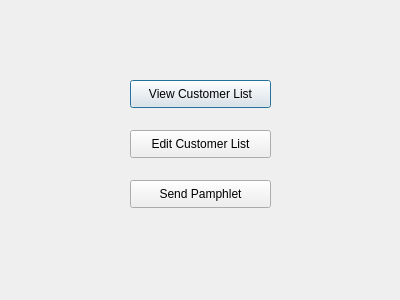
The window that loginscreen/adminoptions.ui (jgrady15/CS1C-Project-1) describes before a commit, drawn with Qt 5.
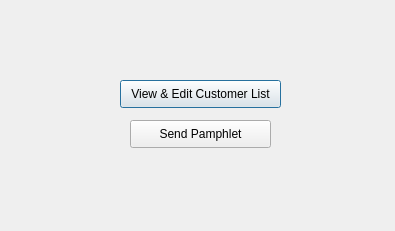
The same window after the commit.

Commit message: improved review sys and added some functionality to view/edit customer list

What changed in the file:
```diff
--- a/loginscreen/adminoptions.ui
+++ b/loginscreen/adminoptions.ui
@@ -6,8 +6,8 @@
    <rect>
     <x>0</x>
     <y>0</y>
-    <width>400</width>
-    <height>300</height>
+    <width>395</width>
+    <height>231</height>
    </rect>
   </property>
   <property name="windowTitle">
@@ -19,34 +19,21 @@
   <widget class="QPushButton" name="customerList_pushButton">
    <property name="geometry">
     <rect>
-     <x>130</x>
+     <x>120</x>
      <y>80</y>
-     <width>141</width>
+     <width>161</width>
      <height>28</height>
     </rect>
    </property>
    <property name="text">
-    <string>View Customer List</string>
-   </property>
-  </widget>
-  <widget class="QPushButton" name="editList_pushButton">
-   <property name="geometry">
-    <rect>
-     <x>130</x>
-     <y>130</y>
-     <width>141</width>
-     <height>28</height>
-    </rect>
-   </property>
-   <property name="text">
-    <string>Edit Customer List</string>
+    <string>View &amp;&amp; Edit Customer List</string>
    </property>
   </widget>
   <widget class="QPushButton" name="snedPamphlet_pushButton">
    <property name="geometry">
     <rect>
      <x>130</x>
-     <y>180</y>
+     <y>120</y>
      <width>141</width>
      <height>28</height>
     </rect>
```
Left out of the diff: 19 changed lines with no effect on the pictures. The commit also changes 37 other files.
